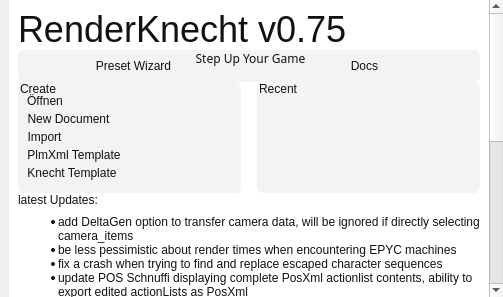
Before: the Qt Designer form ui/knecht_welcome.ui in tappi287/RenderKnecht2, drawn with Qt 5.
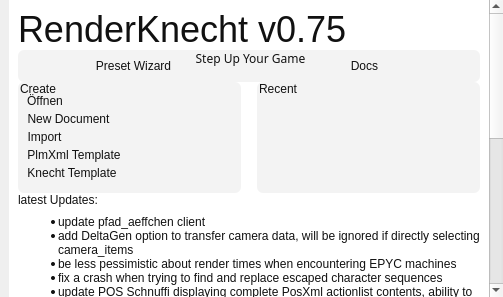
After: the same form once the commit is applied. Icons and pictures are not drawn.

Commit message: update render service client

The edit to the form file:
```diff
--- a/ui/knecht_welcome.ui
+++ b/ui/knecht_welcome.ui
@@ -47,7 +47,7 @@
       <property name="geometry">
        <rect>
         <x>0</x>
-        <y>0</y>
+        <y>-297</y>
         <width>481</width>
         <height>606</height>
        </rect>
@@ -440,6 +440,7 @@
               </property>
               <property name="text">
                <string>&lt;ul&gt;
+&lt;li&gt;update pfad_aeffchen client&lt;/li&gt;
 &lt;li&gt;add DeltaGen option to transfer camera data, will be ignored if directly selecting camera_items&lt;/li&gt;
 &lt;li&gt;be less pessimistic about render times when encountering EPYC machines&lt;/li&gt;
 &lt;li&gt;fix a crash when trying to find and replace escaped character sequences&lt;/li&gt;
```
The commit also changes 5 other files.
